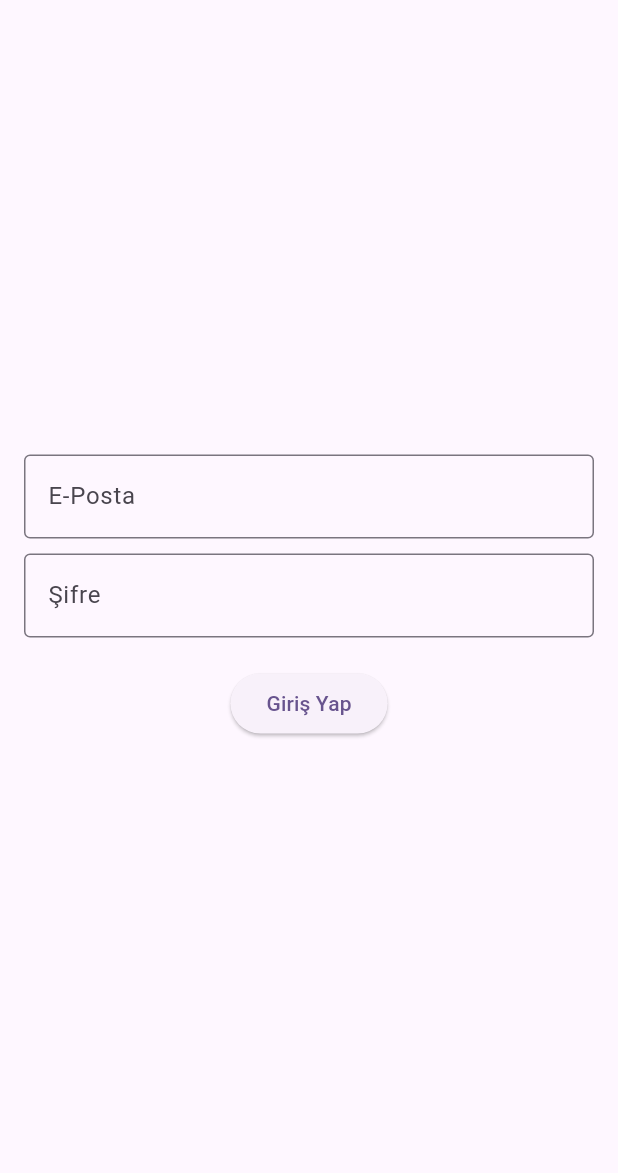
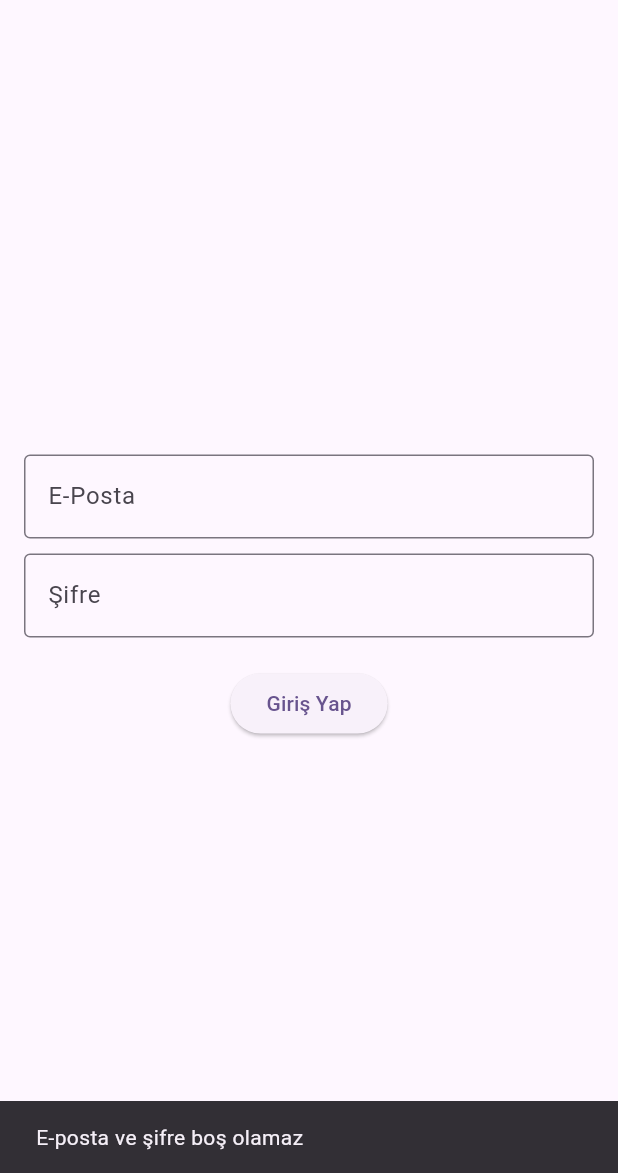
Before and after one commit to Kerem-Yavuz/mobiluygulamagelistirme, a Flutter app: the screen it shows after launch, after a tap on "Giriş Yap", on a phone screen of 412 x 824 dp, the part 63-1236 px from its top. Run offline on Flutter 3.47's test engine with Material 3 defaults, Android fonts, the phone set to English and light mode, and no system bars; our stand-ins replace shared_preferences; network calls fail.

Commit message:
Login Page Now Works

```diff
--- /dev/null
+++ b/lib/constants.dart
@@ -0,0 +1 @@
+const String BASE_URL = "http://192.168.1.130:8001";
--- a/lib/login_screen.dart
+++ b/lib/login_screen.dart
@@ -1,10 +1,70 @@
+import 'dart:convert';
 import 'package:flutter/material.dart';
+import 'package:http/http.dart' as http;
+import 'package:shared_preferences/shared_preferences.dart';
 import 'package:mobiluygulamagelistirme/appbar.dart';
 import 'package:mobiluygulamagelistirme/drawer.dart';
+import 'package:mobiluygulamagelistirme/constants.dart'; // <-- Constants dosyasını ekledik
+class LoginScreen extends StatefulWidget {
+  @override
+  _LoginScreenState createState() => _LoginScreenState();
+}
 
-class LoginScreen extends StatelessWidget {
+class _LoginScreenState extends State<LoginScreen> {
   final TextEditingController _emailController = TextEditingController();
   final TextEditingController _passwordController = TextEditingController();
+
+  Future<void> _login() async {
+    final String email = _emailController.text;
+    final String password = _passwordController.text;
+
+    if (email.isEmpty || password.isEmpty) {
+      ScaffoldMessenger.of(context).showSnackBar(
+        SnackBar(content: Text('E-posta ve şifre boş olamaz')),
+      );
+      return;
+    }
+
+    final Uri url = Uri.parse("${BASE_URL}/login/check?username=$email&password=$password");
+
+    try {
+      final response = await http.get(url);
+      print(response);
+      if (response.statusCode == 200) {
+        // Çerezleri kaydet
+        String? cookie = response.headers['set-cookie'];
+        if (cookie != null) {
+          SharedPreferences prefs = await SharedPreferences.getInstance();
+          prefs.setString("cookie", cookie);
+        }
+
+        ScaffoldMessenger.of(context).showSnackBar(
+          SnackBar(content: Text('Giriş başarılı!')),
+        );
+        Future.delayed(Duration(milliseconds: 300), () {
+          Navigator.pushReplacementNamed(context, '/complaint');
+        });
+      } else {
+        ScaffoldMessenger.of(context).showSnackBar(
+          SnackBar(content: Text('Giriş başarısız!')),
+        );
+      }
+    } catch (e) {
+      ScaffoldMessenger.of(context).showSnackBar(
+        SnackBar(content: Text('Bağlantı hatası!')),
+      );
+    }
+  }
+
+  Future<Map<String, String>> _getHeaders() async {
+    SharedPreferences prefs = await SharedPreferences.getInstance();
+    String? cookie = prefs.getString("cookie");
+
+    return {
+      "Content-Type": "application/json",
+      if (cookie != null) "Cookie": cookie,
+    };
+  }
 
   @override
   Widget build(BuildContext context) {
@@ -35,11 +95,7 @@ class LoginScreen extends StatelessWidget {
               ),
               SizedBox(height: 20),
               ElevatedButton(
-                onPressed: () {
-                  String email = _emailController.text;
-                  String password = _passwordController.text;
-                  print('E-Posta: $email, Şifre: $password');
-                },
+                onPressed: _login,
                 child: Text('Giriş Yap'),
               ),
             ],
--- a/pubspec.yaml
+++ b/pubspec.yaml
@@ -35,6 +35,7 @@ dependencies:
   # Use with the CupertinoIcons class for iOS style icons.
   cupertino_icons: ^1.0.8
   http: ^1.0.0
+  shared_preferences: ^2.2.0
 
 dev_dependencies:
   flutter_test:
@@ -46,7 +47,7 @@ dev_dependencies:
   # package. See that file for information about deactivating specific lint
   # rules and activating additional ones.
   flutter_lints: ^5.0.0
-  provider: ^6.0.0
+  shared_preferences: ^2.2.0
   http: ^1.0.0
 
 # For information on the generic Dart part of this file, see the
```
Also changed, not shown: pubspec.lock, 1 other file.
